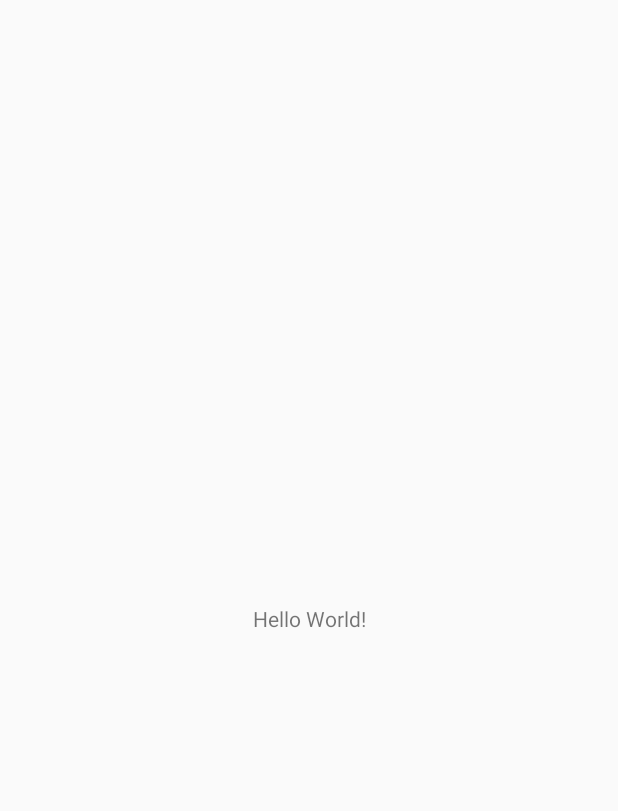
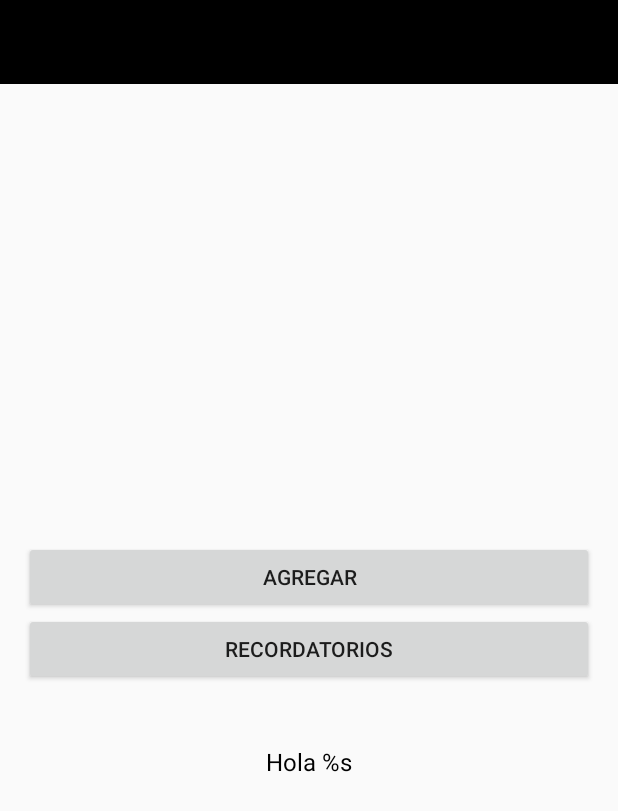
Before and after one commit to Balthair94/MyReminder, an Android app: the screen it shows after launch (MainActivity), on a phone screen of 412 x 824 dp. Before the commit the part shown is almost empty. Shown: the top 811 px of the screen. Run offline under Robolectric (Android 15) with nearby library versions, the phone set to English and light mode, and no system bars.

Commit message:
Add elements to MainView and create sharePreferences coordinator

```diff
--- /dev/null
+++ b/app/src/main/java/com/baltazar/myreminder/utils/SharePreferencesCoordinator.kt
@@ -0,0 +1,25 @@
+package com.baltazar.myreminder.utils
+
+import android.content.Context
+import android.preference.PreferenceManager
+
+/**
+ * @author Baltazar Rodriguez
+ * @since v0.0.4
+ */
+class SharePreferencesCoordinator(private val mContext: Context) {
+
+    fun saveUserName(userName: String) {
+        val editor = getSharePreferences().edit()
+        editor.putString(USER_NAME, userName)
+        editor.apply()
+    }
+
+    fun getUserName() = getSharePreferences().getString(USER_NAME, "No Name")
+
+    private fun getSharePreferences() = PreferenceManager.getDefaultSharedPreferences(mContext)
+
+    companion object {
+        const val USER_NAME = "user_name"
+    }
+}
--- a/app/src/main/res/layout/activity_main.xml
+++ b/app/src/main/res/layout/activity_main.xml
@@ -1,19 +1,44 @@
 <?xml version="1.0" encoding="utf-8"?>
-<androidx.constraintlayout.widget.ConstraintLayout
+<LinearLayout
         xmlns:android="http://schemas.android.com/apk/res/android"
         xmlns:tools="http://schemas.android.com/tools"
-        xmlns:app="http://schemas.android.com/apk/res-auto"
         android:layout_width="match_parent"
         android:layout_height="match_parent"
+        android:orientation="vertical"
         tools:context=".MainActivity">
 
-    <TextView
-            android:layout_width="wrap_content"
-            android:layout_height="wrap_content"
-            android:text="Hello World!"
-            app:layout_constraintBottom_toBottomOf="parent"
-            app:layout_constraintLeft_toLeftOf="parent"
-            app:layout_constraintRight_toRightOf="parent"
-            app:layout_constraintTop_toTopOf="parent"/>
+    <androidx.appcompat.widget.Toolbar
+            android:id="@+id/toolbar"
+            android:background="@color/colorPrimaryDark"
+            android:layout_width="match_parent"
+            android:layout_height="?attr/actionBarSize"/>
 
-</androidx.constraintlayout.widget.ConstraintLayout>
+    <LinearLayout
+            android:layout_width="match_parent"
+            android:layout_height="match_parent"
+            android:orientation="vertical"
+            android:gravity="center"
+            android:padding="16dp">
+
+        <Button
+                android:id="@+id/button_add_remainder"
+                android:layout_width="match_parent"
+                android:layout_height="wrap_content"
+                android:text="@string/button_add"/>
+
+        <Button
+                android:id="@+id/button_open_remainders"
+                android:layout_width="match_parent"
+                android:layout_height="wrap_content"
+                android:text="@string/button_remainders"/>
+
+        <TextView
+                android:id="@+id/text_greetings"
+                android:textColor="@color/colorBlack"
+                android:textSize="16sp"
+                android:layout_marginTop="40dp"
+                android:layout_width="wrap_content"
+                android:layout_height="wrap_content"
+                android:text="@string/format_hello"/>
+    </LinearLayout>
+</LinearLayout>
--- a/app/src/main/res/values/strings.xml
+++ b/app/src/main/res/values/strings.xml
@@ -11,4 +11,7 @@
     <string name="label_title">Titulo</string>
     <string name="label_description">Descripción</string>
     <string name="label_when">Cuando</string>
+
+    <string name="button_add">Agregar</string>
+    <string name="button_remainders">Recordatorios</string>
 </resources>
```
